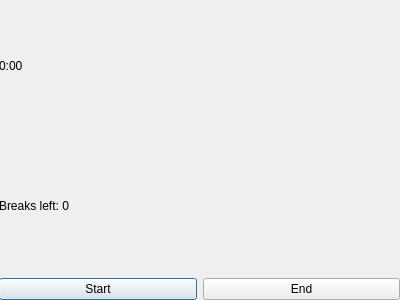
Above: breakdialog.ui from jnvo25/Fokus before the change. Below: the same form after it.
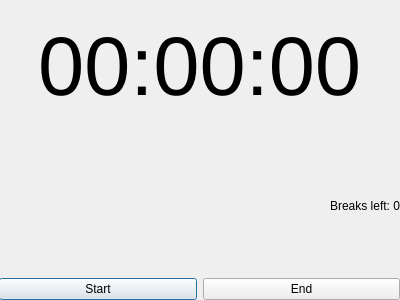
That is the form after the change.

What changed in the file:
```diff
--- a/breakdialog.ui
+++ b/breakdialog.ui
@@ -25,8 +25,16 @@
    <layout class="QVBoxLayout" name="verticalLayout">
     <item>
      <widget class="QLabel" name="time_label">
+      <property name="font">
+       <font>
+        <pointsize>62</pointsize>
+       </font>
+      </property>
       <property name="text">
-       <string>0:00</string>
+       <string>00:00:00</string>
+      </property>
+      <property name="alignment">
+       <set>Qt::AlignCenter</set>
       </property>
      </widget>
     </item>
@@ -35,6 +43,12 @@
       <property name="text">
        <string>Breaks left: 0</string>
       </property>
+      <property name="alignment">
+       <set>Qt::AlignRight|Qt::AlignTrailing|Qt::AlignVCenter</set>
+      </property>
+      <property name="margin">
+       <number>15</number>
+      </property>
      </widget>
     </item>
     <item>
```
